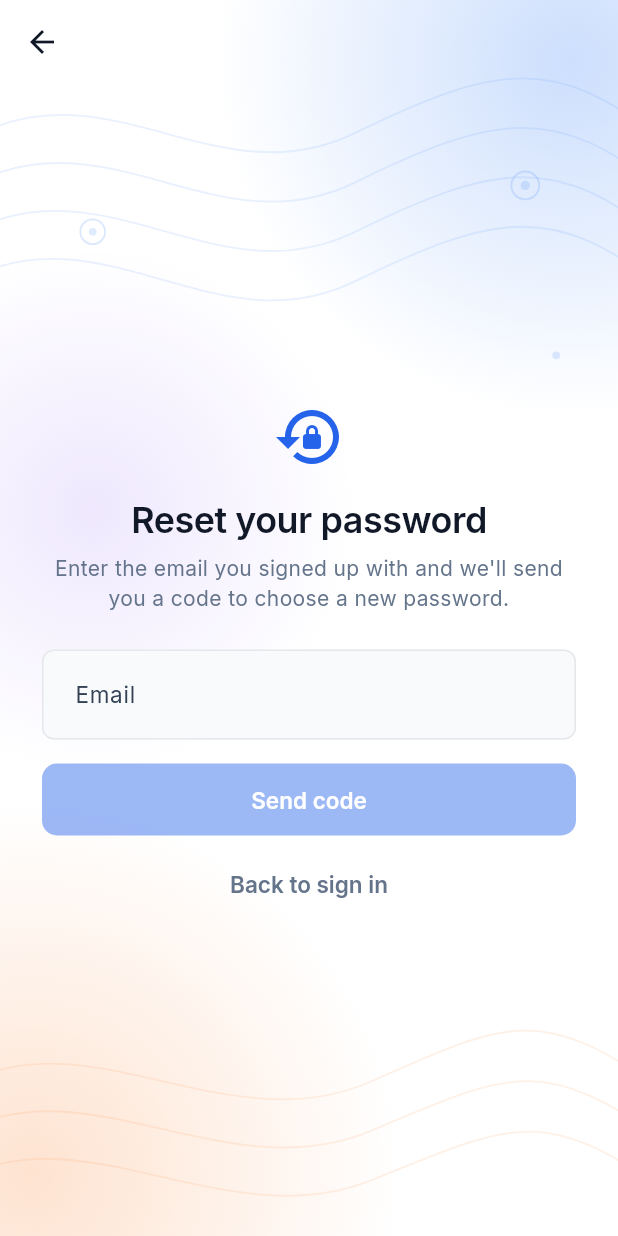
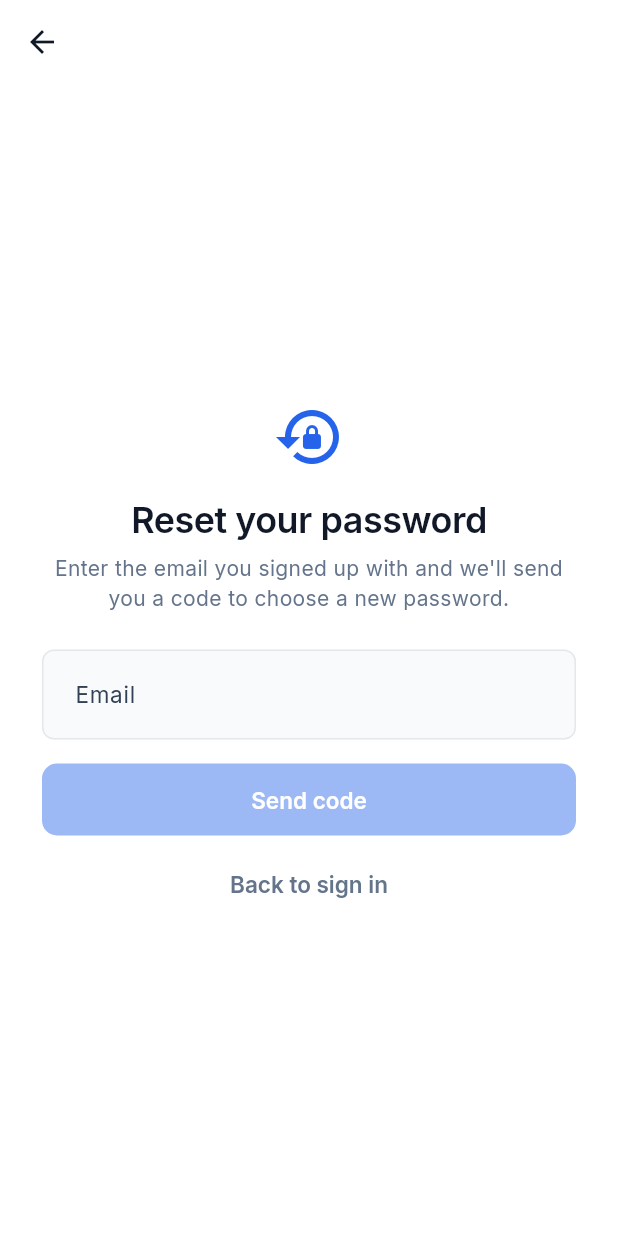
Before and after one commit to vmn2k4/srinath_choseno, a Flutter app: the screen it shows after launch, after a tap on "Forgot password?", on a phone screen of 412 x 824 dp. Run offline on Flutter 3.47's test engine with Material 3 defaults, Android fonts, the phone set to English and light mode, and no system bars; our stand-ins replace app_links, chewie, flutter_dotenv, flutter_map, flutter_riverpod, flutter_secure_storage and 12 more; missing offline and left inert: video_compress, video_thumbnail; accounts and stored records are empty; project files that could hold a hidden picture were left out.

Commit message:
Revert app-wide backdrop: back to the plain canvas (sign-in keeps its own backdrop)
Co-Authored-By: Claude Sonnet 5.5 <noreply@anthropic.com>

```diff
--- a/mobile/lib/app.dart
+++ b/mobile/lib/app.dart
@@ -3,7 +3,6 @@ import 'package:flutter_riverpod/flutter_riverpod.dart';
 
 import 'core/router/app_router.dart';
 import 'core/router/deep_link_service.dart';
-import 'core/theme/app_backdrop.dart';
 import 'core/theme/app_theme.dart';
 import 'core/theme/theme_controller.dart';
 
@@ -33,7 +32,6 @@ class _ChosenoAppState extends ConsumerState<ChosenoApp> {
       debugShowCheckedModeBanner: false,
       theme: AppTheme.build(ref.watch(themeControllerProvider).palette),
       routerConfig: router,
-      builder: (context, child) => AppBackdrop(child: child ?? const SizedBox()),
     );
   }
 }
--- a/mobile/lib/core/theme/app_backdrop.dart
+++ /dev/null
@@ -1,38 +0,0 @@
-// The app-wide canvas: the palette's background colour with a faint
-// electoral-map SVG (contour lines + soft blue / violet / orange glows) behind
-// every screen — the same look as the sign-in page — instead of flat white.
-//
-// Screens' Scaffolds are transparent (see AppTheme), so this shows through.
-// Applied once around the whole app (MaterialApp.router `builder`).
-import 'package:flutter/material.dart';
-import 'package:flutter_svg/flutter_svg.dart';
-
-import 'theme_config.dart';
-
-class AppBackdrop extends StatelessWidget {
-  const AppBackdrop({super.key, required this.child});
-
-  final Widget child;
-
-  @override
-  Widget build(BuildContext context) {
-    final palette =
-        Theme.of(context).extension<ChosenoPalette>() ?? ChosenoPalette.pulse;
-    return Stack(
-      fit: StackFit.expand,
-      children: [
-        ColoredBox(color: palette.background),
-        // Painted once and cached by RepaintBoundary, so scrolling content
-        // above it does not re-rasterise the SVG.
-        RepaintBoundary(
-          child: SvgPicture.asset(
-            'assets/svg/app_backdrop.svg',
-            fit: BoxFit.cover,
-            alignment: Alignment.topCenter,
-          ),
-        ),
-        child,
-      ],
-    );
-  }
-}
--- a/mobile/lib/core/theme/app_theme.dart
+++ b/mobile/lib/core/theme/app_theme.dart
@@ -80,8 +80,7 @@ abstract final class AppTheme {
     return ThemeData(
       useMaterial3: true,
       brightness: palette.isLight ? Brightness.light : Brightness.dark,
-      // Transparent so the app-wide AppBackdrop shows through.
-      scaffoldBackgroundColor: Colors.transparent,
+      scaffoldBackgroundColor: palette.background,
       colorScheme: (palette.isLight ? ColorScheme.light : ColorScheme.dark)(
         primary: palette.primary,
         onPrimary: palette.textOnPrimary,
@@ -97,7 +96,7 @@ abstract final class AppTheme {
       // Pushed detail screens: flat, background-coloured, no scroll tint —
       // the page content is the star, not a heavy toolbar.
       appBarTheme: AppBarTheme(
-        backgroundColor: Colors.transparent,
+        backgroundColor: palette.background,
         foregroundColor: palette.textMain,
         elevation: 0,
         scrolledUnderElevation: 0,
--- a/mobile/lib/presentation/features/auth/screens/sign_in_screen.dart
+++ b/mobile/lib/presentation/features/auth/screens/sign_in_screen.dart
@@ -15,6 +15,7 @@
 import 'package:flutter/material.dart';
 import 'package:flutter/services.dart';
 import 'package:flutter_riverpod/flutter_riverpod.dart';
+import 'package:flutter_svg/flutter_svg.dart';
 import 'package:google_fonts/google_fonts.dart';
 import 'package:go_router/go_router.dart';
 
@@ -113,8 +114,18 @@ class _SignInScreenState extends ConsumerState<SignInScreen> {
           ? SystemUiOverlayStyle.dark
           : SystemUiOverlayStyle.light,
       child: Scaffold(
-        // The app-wide AppBackdrop (soft gradient + map lines) shows through.
-        body: SafeArea(
+        backgroundColor: palette.background,
+        body: Stack(
+          children: [
+            // Faint electoral-map backdrop (SVG) behind everything.
+            Positioned.fill(
+              child: SvgPicture.asset(
+                'assets/svg/auth_backdrop.svg',
+                fit: BoxFit.cover,
+                alignment: Alignment.topCenter,
+              ),
+            ),
+            SafeArea(
               child: LayoutBuilder(
                 builder: (context, constraints) {
                   // Normal case: the page is exactly one screen tall and the
@@ -148,6 +159,8 @@ class _SignInScreenState extends ConsumerState<SignInScreen> {
                   );
                 },
               ),
+            ),
+          ],
         ),
       ),
     );
```
Also changed, not shown: mobile/assets/svg/auth_backdrop.svg (renamed from mobile/assets/svg/app_backdrop.svg). Lines whose indentation alone changed are shown as unchanged.
